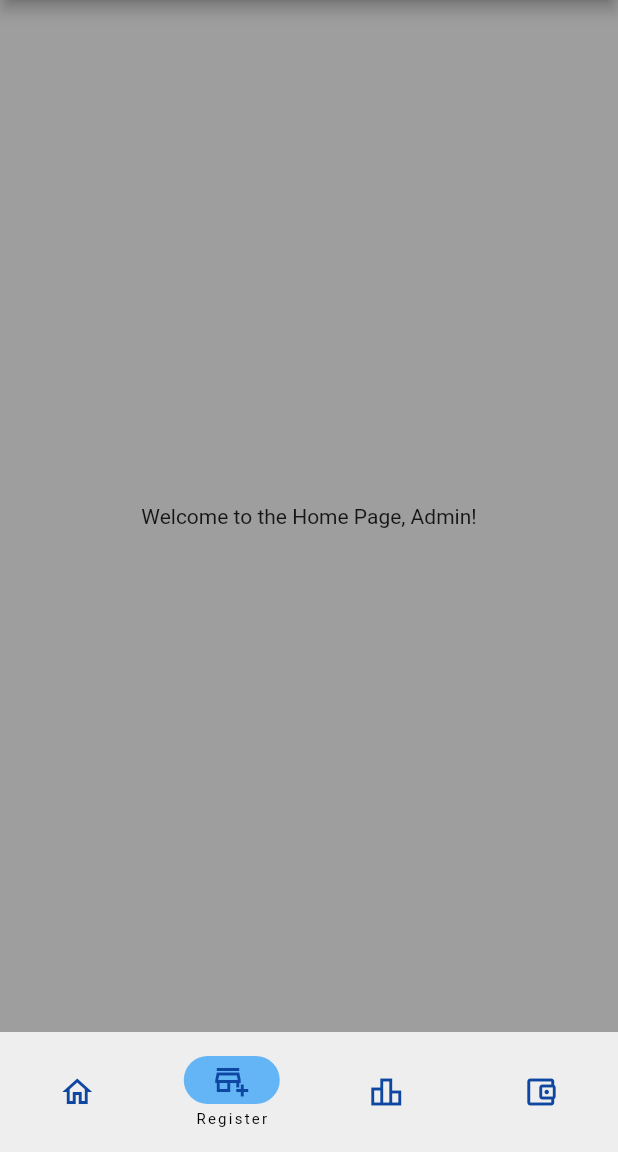
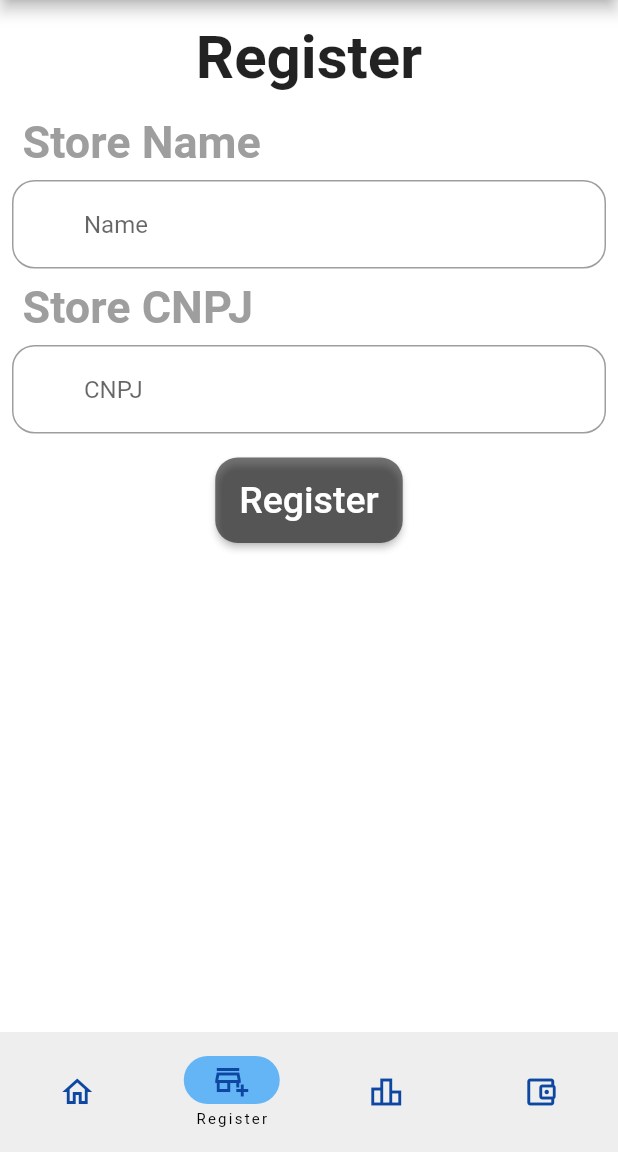
Before and after one commit to mickaelrei/drive-deal, a Flutter app: the AdminHomePage screen opened directly, item 2 of the bottom bar chosen, on a phone screen of 412 x 824 dp, the part 84-1236 px from its top. Run offline on Flutter 3.47's test engine with Material 2 defaults, Android fonts, the phone set to English and light mode, and no system bars; our stand-ins replace sqflite; accounts and stored records are empty.

Commit message:
Started register PartnerStore page for admin

```diff
--- /dev/null
+++ b/lib/usecases/partner_store_use_case.dart
@@ -0,0 +1,15 @@
+import '../entities/partner_store.dart';
+import '../repositories/partner_store_repository.dart';
+
+/// Class to be used for [PartnerStore] operations
+class PartnerStoreUseCase {
+  /// Constructor
+  PartnerStoreUseCase(this._partnerStoreRepository);
+
+  final PartnerStoreRepository _partnerStoreRepository;
+
+  /// Method to select from db
+  Future<List<PartnerStore>> select() async {
+    return _partnerStoreRepository.select();
+  }
+}
--- a/lib/view/admin_home.dart
+++ b/lib/view/admin_home.dart
@@ -1,5 +1,7 @@
 import 'package:flutter/material.dart';
 import 'package:provider/provider.dart';
+
+import 'register_store.dart';
 
 /// Provider for admin home page
 class AdminHomeState with ChangeNotifier {
@@ -28,14 +30,40 @@ class AdminHomePage extends StatelessWidget {
       },
       child: Consumer<AdminHomeState>(
         builder: (context, state, child) {
+          // Get page based on current selected index
+          late Widget page;
+          switch (state.navigationBarSelectedIndex) {
+            case 0:
+              page = const Center(
+                child: Text('Welcome to the Home Page, Admin!'),
+              );
+              break;
+            case 1:
+              page = const RegisterStorePage();
+              break;
+            case 2:
+              page = const Center(
+                child: Text('Statistics'),
+              );
+              break;
+            case 3:
+              page = const Center(
+                child: Text('Sales'),
+              );
+              break;
+            default:
+              page = const Center(
+                child: Text('Error: Unknown page'),
+              );
+              break;
+          }
+
           return Scaffold(
-            backgroundColor: Colors.grey,
+            backgroundColor: Colors.white,
             appBar: AppBar(
               title: const Text('Drive Deal'),
             ),
-            body: const Center(
-              child: Text('Welcome to the Home Page, Admin!'),
-            ),
+            body: page,
             bottomNavigationBar: NavigationBar(
               onDestinationSelected: (index) {
                 state.changePage(index);
--- /dev/null
+++ b/lib/view/form_utils.dart
@@ -0,0 +1,107 @@
+import 'package:flutter/material.dart';
+
+/// Text entry for a Form
+class FormTextEntry extends StatelessWidget {
+  /// Constructor
+  const FormTextEntry({
+    required this.label,
+    required this.controller,
+    this.prefixIcon,
+    this.validator,
+    this.hidden = false,
+    super.key,
+  });
+
+  /// What is this form entry supposed to represent
+  final String label;
+
+  /// Search text controller
+  final TextEditingController controller;
+
+  /// Optional prefix icon
+  final IconData? prefixIcon;
+
+  /// Optional validator function
+  final String? Function(String?)? validator;
+
+  /// Whether the written text should be hidden (like for a password)
+  final bool hidden;
+
+  @override
+  Widget build(BuildContext context) {
+    return Padding(
+      padding: const EdgeInsets.all(8.0),
+      child: TextFormField(
+        validator: validator,
+        controller: controller,
+        obscureText: hidden,
+        decoration: InputDecoration(
+          hintText: label,
+          prefixIcon: Icon(prefixIcon),
+          border: OutlineInputBorder(
+            borderRadius: BorderRadius.circular(15),
+          ),
+        ),
+      ),
+    );
+  }
+}
+
+/// Text that appears before a form text entry
+class FormTextHeader extends StatelessWidget {
+  /// Constructor
+  const FormTextHeader({required this.label, super.key});
+
+  /// What text to show on the header
+  final String label;
+
+  @override
+  Widget build(BuildContext context) {
+    return Padding(
+      padding: const EdgeInsets.only(left: 15.0),
+      child: Align(
+        alignment: Alignment.centerLeft,
+        child: Text(
+          label,
+          style: const TextStyle(
+            fontSize: 30,
+            fontWeight: FontWeight.bold,
+            color: Colors.grey,
+          ),
+        ),
+      ),
+    );
+  }
+}
+
+/// Button for submitting login attempt
+class SubmitButton extends StatelessWidget {
+  /// Constructor
+  const SubmitButton({required this.label, this.onPressed, super.key});
+
+  /// On button pressed
+  final void Function()? onPressed;
+
+  /// Button label
+  final String label;
+
+  @override
+  Widget build(BuildContext context) {
+    return ElevatedButton(
+      onPressed: onPressed,
+      style: ElevatedButton.styleFrom(
+        backgroundColor: Colors.black54,
+        shape: RoundedRectangleBorder(
+          borderRadius: BorderRadius.circular(15),
+        ),
+      ),
+      child: Padding(
+        padding: const EdgeInsets.symmetric(vertical: 14.0),
+        child: Text(
+          label,
+          style: const TextStyle(fontSize: 25),
+        ),
+      ),
+    );
+  }
+}
--- /dev/null
+++ b/lib/view/register_store.dart
@@ -0,0 +1,114 @@
+import 'package:flutter/material.dart';
+import 'package:provider/provider.dart';
+
+import '../entities/autonomy_level.dart';
+import '../entities/partner_store.dart';
+
+import '../repositories/partner_store_repository.dart';
+
+import '../usecases/partner_store_use_case.dart';
+
+import 'form_utils.dart';
+
+/// Provider for register store form
+class RegisterStoreState with ChangeNotifier {
+  /// For [PartnerStore] operations
+  final PartnerStoreUseCase partnerStoreUseCase = PartnerStoreUseCase(
+    PartnerStoreRepository(),
+  );
+
+  /// Controller for name field
+  final TextEditingController nameController = TextEditingController();
+
+  /// Controller for CNPJ field
+  final TextEditingController cnpjController = TextEditingController();
+
+  /// What autonomy level will the store have
+  AutonomyLevel? autonomyLevel;
+
+  /// Method for register attempt
+  Future<void> register() async {
+    print('Trying to register partner store');
+    // TODO: Generate random 15 chars password
+
+    // TODO: Create a new [PartnerStore] and add it to the database
+
+    // TODO: Check if store is unique (unique CNPJ)
+
+    // TODO: Create User with given name, or create a new PartnerLoginPage
+  }
+
+  @override
+  void dispose() {
+    super.dispose();
+    nameController.dispose();
+    cnpjController.dispose();
+  }
+}
+
+/// Class for admins for registering a partner store
+class RegisterStorePage extends StatelessWidget {
+  /// Constructor
+  const RegisterStorePage({super.key});
+
+  @override
+  Widget build(BuildContext context) {
+    return const Column(
+      children: [
+        Padding(
+          padding: EdgeInsets.symmetric(vertical: 15.0),
+          child: Text(
+            'Register',
+            style: TextStyle(
+              fontSize: 40,
+              fontWeight: FontWeight.bold,
+            ),
+          ),
+        ),
+        RegisterStoreForm(),
+      ],
+    );
+  }
+}
+
+/// Form for registering a partner store
+class RegisterStoreForm extends StatelessWidget {
+  /// Constructor
+  const RegisterStoreForm({super.key});
+
+  @override
+  Widget build(BuildContext context) {
+    return ChangeNotifierProvider<RegisterStoreState>(
+      create: (context) {
+        return RegisterStoreState();
+      },
+      child: Consumer<RegisterStoreState>(
+        builder: (context, state, child) {
+          return Column(
+            children: [
+              const FormTextHeader(label: 'Store Name'),
+              FormTextEntry(
+                label: 'Name',
+                controller: state.nameController,
+              ),
+              const FormTextHeader(label: 'Store CNPJ'),
+              FormTextEntry(
+                label: 'CNPJ',
+                controller: state.cnpjController,
+              ),
+              Padding(
+                padding: const EdgeInsets.only(top: 8.0),
+                child: SubmitButton(
+                  label: 'Register',
+                  onPressed: () async {
+                    await state.register();
+                  },
+                ),
+              )
+            ],
+          );
+        },
+      ),
+    );
+  }
+}
--- a/pubspec.yaml
+++ b/pubspec.yaml
@@ -38,7 +38,6 @@ dependencies:
   provider: ^6.0.5
   sqflite: ^2.3.0
   path: ^1.8.3
-  google_fonts: ^5.1.0
 
 dev_dependencies:
   flutter_test:
```
Also changed, not shown: lib/view/login.dart (+45 -120 lines), pubspec.lock, 1 other file.
